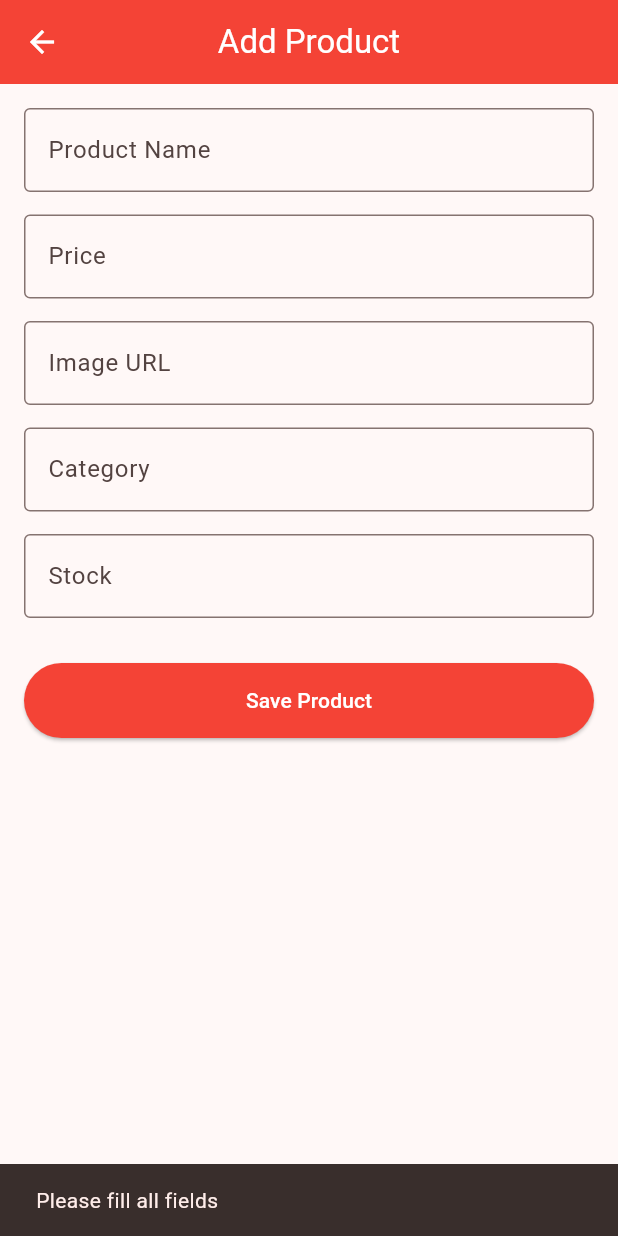
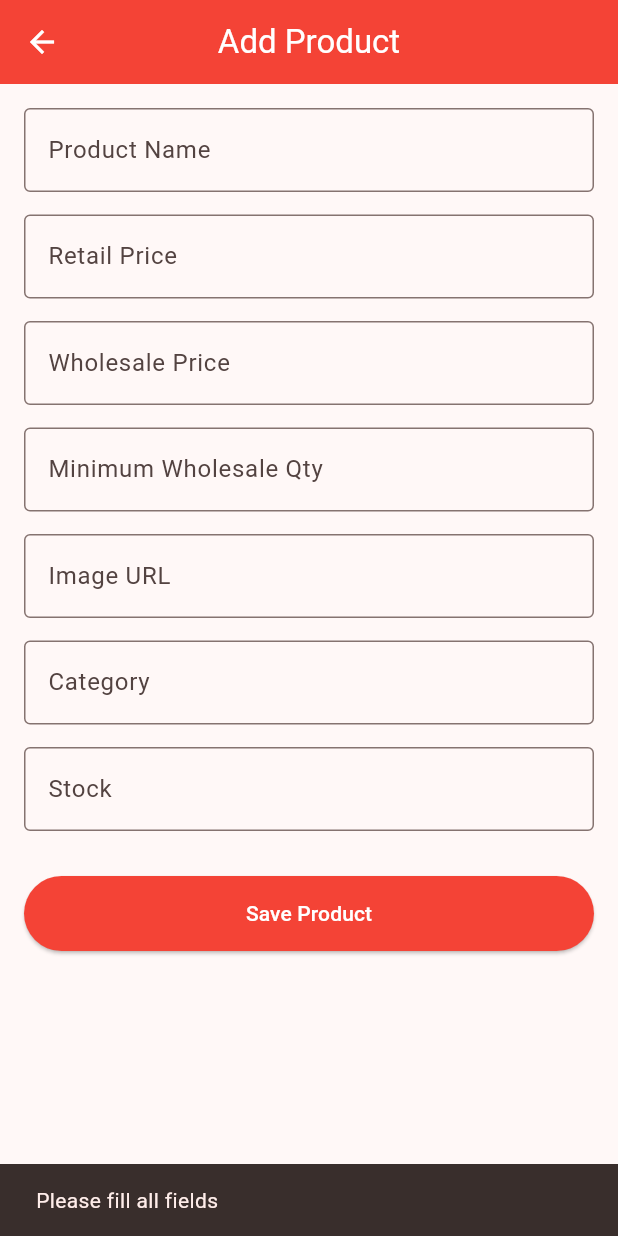
Before and after one commit to shripati7/Arihant-Bike-Scooty-Spare-App, a Flutter app: the AddProductScreen screen opened directly, after a tap on "Save Product", on a phone screen of 412 x 824 dp. Run offline on Flutter 3.47's test engine with Material 3 defaults, Android fonts, the light colour scheme and no system bars; our stand-ins replace cloud_firestore, firebase_core; accounts and stored records are empty.

Commit message:
Added dual pricing support for products

```diff
--- a/lib/admin/add_product_screen.dart
+++ b/lib/admin/add_product_screen.dart
@@ -10,7 +10,16 @@ class AddProductScreen extends StatefulWidget {
 
 class _AddProductScreenState extends State<AddProductScreen> {
   final nameController = TextEditingController();
+
+  // Retail Price
   final priceController = TextEditingController();
+
+  // Wholesale Price
+  final wholesalePriceController = TextEditingController();
+
+  // Minimum Qty
+  final minimumWholesaleQtyController = TextEditingController();
+
   final imageController = TextEditingController();
   final categoryController = TextEditingController();
   final stockController = TextEditingController();
@@ -20,11 +29,15 @@ class _AddProductScreenState extends State<AddProductScreen> {
   Future<void> saveProduct() async {
     if (nameController.text.isEmpty ||
         priceController.text.isEmpty ||
+        wholesalePriceController.text.isEmpty ||
+        minimumWholesaleQtyController.text.isEmpty ||
         imageController.text.isEmpty ||
         categoryController.text.isEmpty ||
         stockController.text.isEmpty) {
       ScaffoldMessenger.of(context).showSnackBar(
-        const SnackBar(content: Text("Please fill all fields")),
+        const SnackBar(
+          content: Text("Please fill all fields"),
+        ),
       );
       return;
     }
@@ -33,7 +46,16 @@ class _AddProductScreenState extends State<AddProductScreen> {
 
     await FirebaseFirestore.instance.collection("products").add({
       "name": nameController.text.trim(),
+
+      // Retail Price
       "price": double.parse(priceController.text),
+
+      // Wholesale Price
+      "wholesalePrice": double.parse(wholesalePriceController.text),
+
+      // Minimum Qty
+      "minimumWholesaleQty": int.parse(minimumWholesaleQtyController.text),
+
       "image": imageController.text.trim(),
       "category": categoryController.text.trim(),
       "rating": 5.0,
@@ -44,11 +66,25 @@ class _AddProductScreenState extends State<AddProductScreen> {
 
     if (mounted) {
       ScaffoldMessenger.of(context).showSnackBar(
-        const SnackBar(content: Text("Product Added Successfully")),
+        const SnackBar(
+          content: Text("Product Added Successfully"),
+        ),
       );
 
       Navigator.pop(context);
     }
+  }
+
+  @override
+  void dispose() {
+    nameController.dispose();
+    priceController.dispose();
+    wholesalePriceController.dispose();
+    minimumWholesaleQtyController.dispose();
+    imageController.dispose();
+    categoryController.dispose();
+    stockController.dispose();
+    super.dispose();
   }
 
   @override
@@ -73,7 +109,25 @@ class _AddProductScreenState extends State<AddProductScreen> {
               controller: priceController,
               keyboardType: TextInputType.number,
               decoration: const InputDecoration(
-                labelText: "Price",
+                labelText: "Retail Price",
+                border: OutlineInputBorder(),
+              ),
+            ),
+            const SizedBox(height: 15),
+            TextField(
+              controller: wholesalePriceController,
+              keyboardType: TextInputType.number,
+              decoration: const InputDecoration(
+                labelText: "Wholesale Price",
+                border: OutlineInputBorder(),
+              ),
+            ),
+            const SizedBox(height: 15),
+            TextField(
+              controller: minimumWholesaleQtyController,
+              keyboardType: TextInputType.number,
+              decoration: const InputDecoration(
+                labelText: "Minimum Wholesale Qty",
                 border: OutlineInputBorder(),
               ),
             ),
--- a/lib/models/product.dart
+++ b/lib/models/product.dart
@@ -2,7 +2,16 @@ class Product {
   final String id;
   final String name;
   final String image;
+
+  // Retail Price
   final double price;
+
+  // Wholesale Price
+  final double wholesalePrice;
+
+  // Minimum quantity for wholesale
+  final int minimumWholesaleQty;
+
   final String category;
   final double rating;
   final int stock;
@@ -14,18 +23,33 @@ class Product {
     required this.name,
     required this.image,
     required this.price,
+    required this.wholesalePrice,
+    required this.minimumWholesaleQty,
     required this.category,
     required this.rating,
     required this.stock,
     this.quantity = 1,
   });
 
-  factory Product.fromFirestore(Map<String, dynamic> data, String id) {
+  factory Product.fromFirestore(
+    Map<String, dynamic> data,
+    String id,
+  ) {
     return Product(
       id: id,
       name: data["name"] ?? "",
       image: data["image"] ?? "",
+
+      // Retail Price
       price: (data["price"] ?? 0).toDouble(),
+
+      // Agar wholesalePrice Firestore me nahi hai,
+      // to retail price use hogi.
+      wholesalePrice: (data["wholesalePrice"] ?? data["price"] ?? 0).toDouble(),
+
+      // Agar field nahi hai to default 1
+      minimumWholesaleQty: data["minimumWholesaleQty"] ?? 1,
+
       category: data["category"] ?? "",
       rating: (data["rating"] ?? 5).toDouble(),
       stock: data["stock"] ?? 0,
@@ -37,6 +61,8 @@ class Product {
       "name": name,
       "image": image,
       "price": price,
+      "wholesalePrice": wholesalePrice,
+      "minimumWholesaleQty": minimumWholesaleQty,
       "category": category,
       "rating": rating,
       "stock": stock,
```
